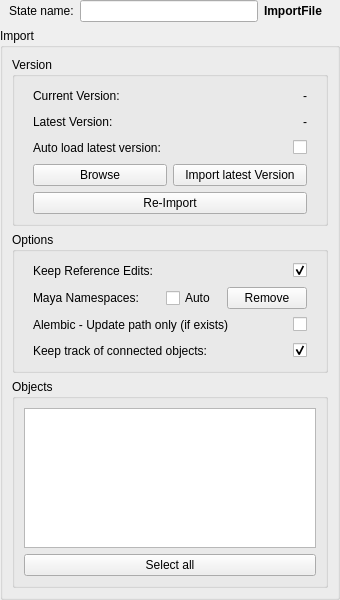
Animatect/Prism2_PluginFusion, file Fusion/Scripts/StateManagerNodes/StateUserInterfaces/fus_ABC_Import.ui: the form before one commit.
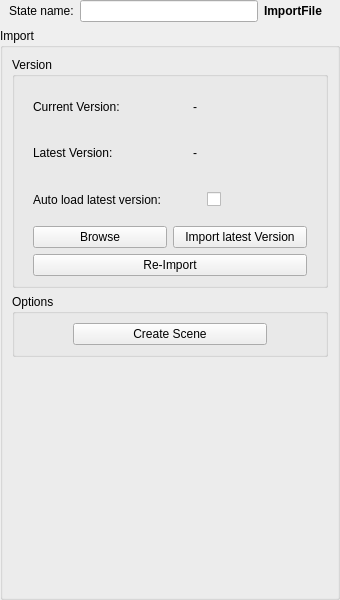
The form after the commit.

Commit message: Updated Separated Import3d States

Diff of the .ui file:
```diff
--- a/Fusion/Scripts/StateManagerNodes/StateUserInterfaces/fus_ABC_Import.ui
+++ b/Fusion/Scripts/StateManagerNodes/StateUserInterfaces/fus_ABC_Import.ui
@@ -116,7 +116,7 @@
             <item>
              <spacer name="horizontalSpacer">
               <property name="orientation">
-               <enum>Qt::Orientation::Horizontal</enum>
+               <enum>Qt::Vertical</enum>
               </property>
               <property name="sizeHint" stdset="0">
                <size>
@@ -161,7 +161,7 @@
             <item>
              <spacer name="horizontalSpacer_2">
               <property name="orientation">
-               <enum>Qt::Orientation::Horizontal</enum>
+               <enum>Qt::Vertical</enum>
               </property>
               <property name="sizeHint" stdset="0">
                <size>
@@ -206,7 +206,7 @@
             <item>
              <spacer name="horizontalSpacer_10">
               <property name="orientation">
-               <enum>Qt::Orientation::Horizontal</enum>
+               <enum>Qt::Vertical</enum>
               </property>
               <property name="sizeHint" stdset="0">
                <size>
@@ -329,84 +329,6 @@
              <number>0</number>
             </property>
             <item>
-             <widget class="QLabel" name="l_keepRefEdits">
-              <property name="text">
-               <string>Keep Reference Edits:</string>
-              </property>
-             </widget>
-            </item>
-            <item>
-             <spacer name="horizontalSpacer_5">
-              <property name="orientation">
-               <enum>Qt::Orientation::Horizontal</enum>
-              </property>
-              <property name="sizeHint" stdset="0">
-               <size>
-                <width>40</width>
-                <height>20</height>
-               </size>
-              </property>
-             </spacer>
-            </item>
-            <item>
-             <widget class="QCheckBox" name="chb_keepRefEdits">
-              <property name="text">
-               <string/>
-              </property>
-              <property name="checked">
-               <bool>true</bool>
-              </property>
-             </widget>
-            </item>
-           </layout>
-          </widget>
-         </item>
-         <item>
-          <widget class="QWidget" name="f_nameSpaces" native="true">
-           <layout class="QHBoxLayout" name="horizontalLayout_12">
-            <property name="leftMargin">
-             <number>9</number>
-            </property>
-            <property name="topMargin">
-             <number>0</number>
-            </property>
-            <property name="rightMargin">
-             <number>9</number>
-            </property>
-            <property name="bottomMargin">
-             <number>0</number>
-            </property>
-            <item>
-             <widget class="QLabel" name="l_keepRefEdits_2">
-              <property name="text">
-               <string>Maya Namespaces:</string>
-              </property>
-             </widget>
-            </item>
-            <item>
-             <spacer name="horizontalSpacer_7">
-              <property name="orientation">
-               <enum>Qt::Orientation::Horizontal</enum>
-              </property>
-              <property name="sizeHint" stdset="0">
-               <size>
-                <width>40</width>
-                <height>20</height>
-               </size>
-              </property>
-             </spacer>
-            </item>
-            <item>
-             <widget class="QCheckBox" name="chb_autoNameSpaces">
-              <property name="text">
-               <string>Auto</string>
-              </property>
-              <property name="checked">
-               <bool>false</bool>
-              </property>
-             </widget>
-            </item>
-            <item>
              <spacer name="horizontalSpacer_3">
               <property name="orientation">
                <enum>Qt::Orientation::Horizontal</enum>
@@ -416,54 +338,6 @@
               </property>
               <property name="sizeHint" stdset="0">
                <size>
-                <width>5</width>
-                <height>20</height>
-               </size>
-              </property>
-             </spacer>
-            </item>
-            <item>
-             <widget class="QPushButton" name="b_nameSpaces">
-              <property name="focusPolicy">
-               <enum>Qt::FocusPolicy::NoFocus</enum>
-              </property>
-              <property name="text">
-               <string>Remove</string>
-              </property>
-             </widget>
-            </item>
-           </layout>
-          </widget>
-         </item>
-         <item>
-          <widget class="QWidget" name="f_abcPath" native="true">
-           <layout class="QHBoxLayout" name="horizontalLayout_11">
-            <property name="leftMargin">
-             <number>9</number>
-            </property>
-            <property name="topMargin">
-             <number>0</number>
-            </property>
-            <property name="rightMargin">
-             <number>9</number>
-            </property>
-            <property name="bottomMargin">
-             <number>0</number>
-            </property>
-            <item>
-             <widget class="QLabel" name="l_abcPath">
-              <property name="text">
-               <string>Alembic - Update path only (if exists)</string>
-              </property>
-             </widget>
-            </item>
-            <item>
-             <spacer name="horizontalSpacer_6">
-              <property name="orientation">
-               <enum>Qt::Orientation::Horizontal</enum>
-              </property>
-              <property name="sizeHint" stdset="0">
-               <size>
                 <width>40</width>
                 <height>20</height>
                </size>
@@ -471,42 +345,20 @@
              </spacer>
             </item>
             <item>
-             <widget class="QCheckBox" name="chb_abcPath">
+             <widget class="QPushButton" name="b_createAbcScene">
               <property name="text">
-               <string/>
+               <string>Create Scene</string>
               </property>
              </widget>
             </item>
-           </layout>
-          </widget>
-         </item>
-         <item>
-          <widget class="QWidget" name="w_trackObjects" native="true">
-           <layout class="QHBoxLayout" name="horizontalLayout_9">
-            <property name="leftMargin">
-             <number>9</number>
-            </property>
-            <property name="topMargin">
-             <number>0</number>
-            </property>
-            <property name="rightMargin">
-             <number>9</number>
-            </property>
-            <property name="bottomMargin">
-             <number>0</number>
-            </property>
             <item>
-             <widget class="QLabel" name="l_trackObjects">
-              <property name="text">
-               <string>Keep track of connected objects:</string>
-              </property>
-             </widget>
-            </item>
-            <item>
-             <spacer name="horizontalSpacer_9">
+             <spacer name="horizontalSpacer_4">
               <property name="orientation">
-               <enum>Qt::Orientation::Horizontal</enum>
+               <enum>Qt::Horizontal</enum>
               </property>
+              <property name="sizeType">
+               <enum>QSizePolicy::Fixed</enum>
+              </property>
               <property name="sizeHint" stdset="0">
                <size>
                 <width>40</width>
@@ -515,16 +367,6 @@
               </property>
              </spacer>
             </item>
-            <item>
-             <widget class="QCheckBox" name="chb_trackObjects">
-              <property name="text">
-               <string/>
-              </property>
-              <property name="checked">
-               <bool>true</bool>
-              </property>
-             </widget>
-            </item>
            </layout>
           </widget>
          </item>
@@ -532,45 +374,17 @@
        </widget>
       </item>
       <item>
-       <widget class="QGroupBox" name="gb_objects">
-        <property name="title">
-         <string>Objects</string>
+       <spacer name="verticalSpacer">
+        <property name="orientation">
+         <enum>Qt::Vertical</enum>
         </property>
-        <layout class="QVBoxLayout" name="verticalLayout_4">
-         <property name="leftMargin">
-          <number>9</number>
-         </property>
-         <property name="topMargin">
-          <number>9</number>
-         </property>
-         <property name="rightMargin">
-          <number>9</number>
-         </property>
-         <property name="bottomMargin">
-          <number>9</number>
-         </property>
-         <item>
-          <widget class="QListWidget" name="lw_objects">
-           <property name="selectionMode">
-            <enum>QAbstractItemView::SelectionMode::ExtendedSelection</enum>
-           </property>
-           <property name="verticalScrollMode">
-            <enum>QAbstractItemView::ScrollMode::ScrollPerPixel</enum>
-           </property>
-           <property name="horizontalScrollMode">
-            <enum>QAbstractItemView::ScrollMode::ScrollPerPixel</enum>
-           </property>
-          </widget>
-         </item>
-         <item>
-          <widget class="QPushButton" name="b_selectAll">
-           <property name="text">
-            <string>Select all</string>
-           </property>
-          </widget>
-         </item>
-        </layout>
-       </widget>
+        <property name="sizeHint" stdset="0">
+         <size>
+          <width>20</width>
+          <height>40</height>
+         </size>
+        </property>
+       </spacer>
       </item>
      </layout>
     </widget>
```
Left out of the diff: 18 changed lines with no effect on the pictures. The commit also changes 13 other files.
